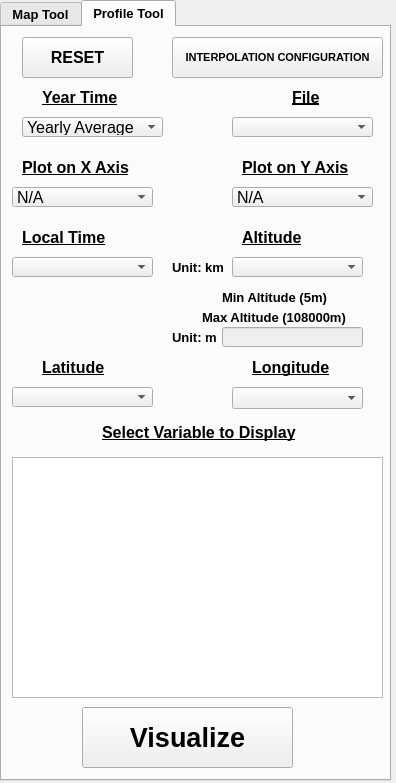
davidsr21/mcd_visualizer, file mcd_visualizer_dockwidget_base_profiles.ui: the form before one commit.
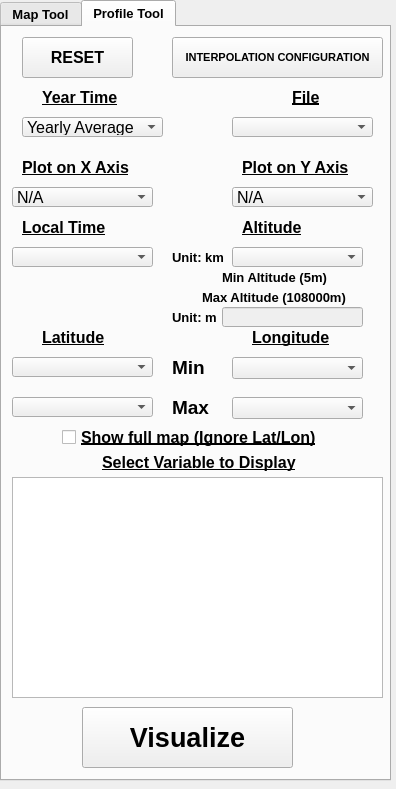
The form after the commit.

Commit message: Added selector on lat and lon profile tool

```diff
--- a/mcd_visualizer_dockwidget_base_profiles.ui
+++ b/mcd_visualizer_dockwidget_base_profiles.ui
@@ -7,7 +7,7 @@
     <x>0</x>
     <y>0</y>
     <width>396</width>
-    <height>783</height>
+    <height>789</height>
    </rect>
   </property>
   <property name="minimumSize">
@@ -902,7 +902,7 @@
       <property name="geometry">
        <rect>
         <x>220</x>
-        <y>260</y>
+        <y>240</y>
         <width>171</width>
         <height>21</height>
        </rect>
@@ -927,7 +927,7 @@
       <property name="geometry">
        <rect>
         <x>220</x>
-        <y>300</y>
+        <y>280</y>
         <width>141</width>
         <height>20</height>
        </rect>
@@ -948,7 +948,7 @@
       <property name="geometry">
        <rect>
         <x>20</x>
-        <y>200</y>
+        <y>190</y>
         <width>111</width>
         <height>21</height>
        </rect>
@@ -970,7 +970,7 @@
       <property name="geometry">
        <rect>
         <x>200</x>
-        <y>280</y>
+        <y>260</y>
         <width>171</width>
         <height>21</height>
        </rect>
@@ -992,7 +992,7 @@
       <property name="geometry">
        <rect>
         <x>240</x>
-        <y>200</y>
+        <y>190</y>
         <width>71</width>
         <height>21</height>
        </rect>
@@ -1014,7 +1014,7 @@
       <property name="geometry">
        <rect>
         <x>230</x>
-        <y>230</y>
+        <y>220</y>
         <width>131</width>
         <height>20</height>
        </rect>
@@ -1037,7 +1037,7 @@
       <property name="geometry">
        <rect>
         <x>10</x>
-        <y>230</y>
+        <y>220</y>
         <width>141</width>
         <height>20</height>
        </rect>
@@ -1064,7 +1064,7 @@
       <property name="geometry">
        <rect>
         <x>40</x>
-        <y>330</y>
+        <y>300</y>
         <width>91</width>
         <height>21</height>
        </rect>
@@ -1086,7 +1086,7 @@
       <property name="geometry">
        <rect>
         <x>250</x>
-        <y>330</y>
+        <y>300</y>
         <width>101</width>
         <height>21</height>
        </rect>
@@ -1108,9 +1108,9 @@
       <property name="geometry">
        <rect>
         <x>10</x>
-        <y>430</y>
+        <y>450</y>
         <width>371</width>
-        <height>241</height>
+        <height>221</height>
        </rect>
       </property>
       <property name="font">
@@ -1132,7 +1132,7 @@
       <property name="geometry">
        <rect>
         <x>10</x>
-        <y>360</y>
+        <y>330</y>
         <width>141</width>
         <height>20</height>
        </rect>
@@ -1150,7 +1150,7 @@
       <property name="geometry">
        <rect>
         <x>100</x>
-        <y>390</y>
+        <y>420</y>
         <width>211</width>
         <height>31</height>
        </rect>
@@ -1172,7 +1172,7 @@
       <property name="geometry">
        <rect>
         <x>230</x>
-        <y>360</y>
+        <y>330</y>
         <width>131</width>
         <height>22</height>
        </rect>
@@ -1255,7 +1255,7 @@
       <property name="geometry">
        <rect>
         <x>170</x>
-        <y>300</y>
+        <y>280</y>
         <width>51</width>
         <height>21</height>
        </rect>
@@ -1277,7 +1277,7 @@
       <property name="geometry">
        <rect>
         <x>170</x>
-        <y>230</y>
+        <y>220</y>
         <width>61</width>
         <height>21</height>
        </rect>
@@ -1391,6 +1391,108 @@
        </property>
       </item>
      </widget>
+     <widget class="QLabel" name="Label_Altitud_18">
+      <property name="geometry">
+       <rect>
+        <x>170</x>
+        <y>330</y>
+        <width>51</width>
+        <height>21</height>
+       </rect>
+      </property>
+      <property name="font">
+       <font>
+        <pointsize>14</pointsize>
+        <weight>75</weight>
+        <bold>true</bold>
+        <underline>false</underline>
+        <kerning>true</kerning>
+       </font>
+      </property>
+      <property name="text">
+       <string>Min</string>
+      </property>
+     </widget>
+     <widget class="QLabel" name="Label_Altitud_19">
+      <property name="geometry">
+       <rect>
+        <x>170</x>
+        <y>370</y>
+        <width>51</width>
+        <height>21</height>
+       </rect>
+      </property>
+      <property name="font">
+       <font>
+        <pointsize>14</pointsize>
+        <weight>75</weight>
+        <bold>true</bold>
+        <underline>false</underline>
+        <kerning>true</kerning>
+       </font>
+      </property>
+      <property name="text">
+       <string>Max</string>
+      </property>
+     </widget>
+     <widget class="QComboBox" name="Combo_Longitud_Max_Profile">
+      <property name="geometry">
+       <rect>
+        <x>230</x>
+        <y>370</y>
+        <width>131</width>
+        <height>22</height>
+       </rect>
+      </property>
+      <property name="font">
+       <font>
+        <pointsize>12</pointsize>
+        <weight>50</weight>
+        <bold>false</bold>
+        <kerning>true</kerning>
+       </font>
+      </property>
+     </widget>
+     <widget class="QComboBox" name="Combo_Latitud_Max_Profile">
+      <property name="geometry">
+       <rect>
+        <x>10</x>
+        <y>370</y>
+        <width>141</width>
+        <height>20</height>
+       </rect>
+      </property>
+      <property name="font">
+       <font>
+        <pointsize>12</pointsize>
+        <weight>50</weight>
+        <bold>false</bold>
+        <kerning>true</kerning>
+       </font>
+      </property>
+     </widget>
+     <widget class="QCheckBox" name="Check_Mapa_Profile">
+      <property name="geometry">
+       <rect>
+        <x>60</x>
+        <y>400</y>
+        <width>281</width>
+        <height>20</height>
+       </rect>
+      </property>
+      <property name="font">
+       <font>
+        <pointsize>12</pointsize>
+        <weight>75</weight>
+        <bold>true</bold>
+        <underline>true</underline>
+        <kerning>true</kerning>
+       </font>
+      </property>
+      <property name="text">
+       <string>Show full map (Ignore Lat/Lon)</string>
+      </property>
+     </widget>
     </widget>
    </widget>
   </widget>
```
Left out of the diff: 8 changed lines with no effect on the pictures. The commit also changes 3 other files.
